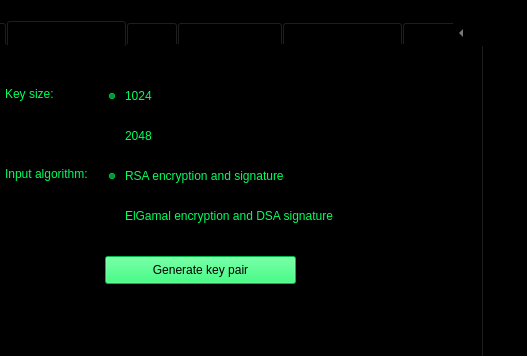
fcubric/zpProj, file GUI.ui: the form before one commit; both pictures show x 157 to 684 and y 0 to 356 of the 684 by 794 pixel window.
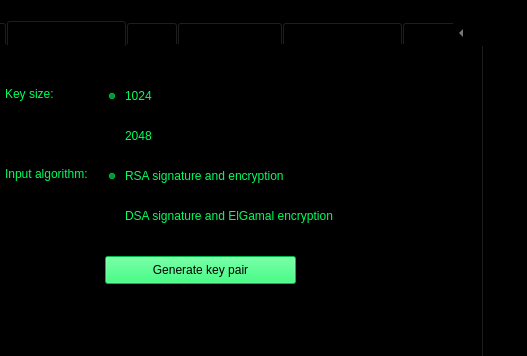
The form after the commit. The open tabs and pages were chosen to show the change.

The edit to the form file:
```diff
--- a/GUI.ui
+++ b/GUI.ui
@@ -366,7 +366,7 @@
        <string notr="true">color: rgb(0, 255, 93)</string>
       </property>
       <property name="text">
-       <string>RSA encryption and signature</string>
+       <string>RSA signature and encryption</string>
       </property>
       <property name="checked">
        <bool>true</bool>
@@ -388,7 +388,7 @@
        <string notr="true">color: rgb(0, 255, 93)</string>
       </property>
       <property name="text">
-       <string>ElGamal encryption and DSA signature</string>
+       <string>DSA signature and ElGamal encryption</string>
       </property>
       <property name="autoExclusive">
        <bool>true</bool>
```
Left out of the diff: 2 changed lines with no effect on the pictures.
